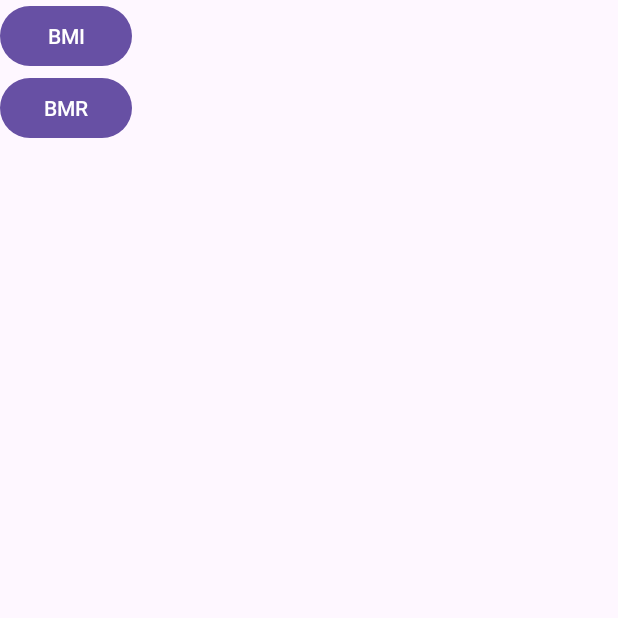
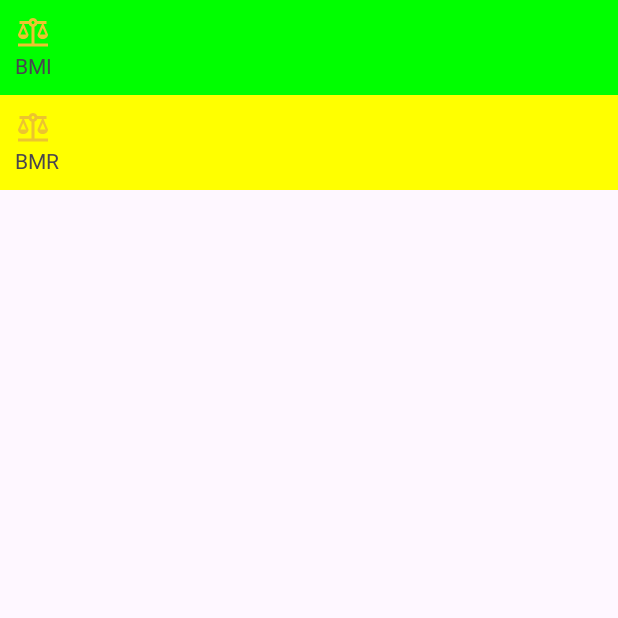
Before and after one commit to RaulReisS/Fitness-Tracker, an Android app: the screen it shows after launch (MainActivity), on a phone screen of 412 x 824 dp, the top half of it. Run offline under Robolectric (Android 15) with nearby library versions, the phone set to English and light mode, and no system bars.

Commit message:
Inserindo as informações desejadas na RecyclerView

```diff
--- a/app/src/main/java/br/com/raulreis/fitnesstracker/MainActivity.kt
+++ b/app/src/main/java/br/com/raulreis/fitnesstracker/MainActivity.kt
@@ -7,6 +7,9 @@ import android.os.Bundle
 import android.view.View
 import android.view.ViewGroup
 import android.widget.Button
+import android.widget.ImageView
+import android.widget.LinearLayout
+import android.widget.TextView
 import androidx.recyclerview.widget.LinearLayoutManager
 import androidx.recyclerview.widget.RecyclerView
 
@@ -32,7 +35,7 @@ class MainActivity : AppCompatActivity() {
                 id = 2,
                 drawableID = R.drawable.baseline_balance_24,
                 textStringId = R.string.label_bmr,
-                color = Color.GREEN
+                color = Color.YELLOW
             )
         )
 
@@ -71,8 +74,13 @@ class MainActivity : AppCompatActivity() {
     //Classe da celula em si
     private class MainViewHolder(itemView: View) : RecyclerView.ViewHolder(itemView) {
         fun bind(item: MainItem) {
-            val buttonTest : Button = itemView.findViewById(R.id.btnItem)
-            buttonTest.setText(item.textStringId)
+            val img: ImageView = itemView.findViewById(R.id.imgItemIcon)
+            val name: TextView = itemView.findViewById(R.id.txtItemName)
+            val container : LinearLayout = itemView as LinearLayout
+
+            img.setImageResource(item.drawableID)
+            name.setText(item.textStringId)
+            container.setBackgroundColor(item.color)
         }
     }
 }
--- a/app/src/main/res/layout/main_item.xml
+++ b/app/src/main/res/layout/main_item.xml
@@ -1,13 +1,23 @@
 <?xml version="1.0" encoding="utf-8"?>
 <LinearLayout xmlns:android="http://schemas.android.com/apk/res/android"
+    xmlns:app="http://schemas.android.com/apk/res-auto"
+    xmlns:tools="http://schemas.android.com/tools"
+    android:id="@+id/containerItemBmi"
     android:layout_width="match_parent"
-    android:layout_height="wrap_content">
+    android:layout_height="wrap_content"
+    android:background="@color/colorLightFray"
+    android:orientation="vertical"
+    android:padding="10dp">
 
-    <Button
-        android:id="@+id/btnItem"
-        android:text="Olá mundo"
+    <ImageView
+        android:id="@+id/imgItemIcon"
         android:layout_width="wrap_content"
-        android:layout_height="wrap_content" />
+        android:layout_height="wrap_content"
+        android:src="@drawable/baseline_balance_24" />
 
-
+    <TextView
+        android:id="@+id/txtItemName"
+        android:layout_width="wrap_content"
+        android:layout_height="wrap_content"
+        android:text="@string/label_bmi" />
 </LinearLayout>
```
